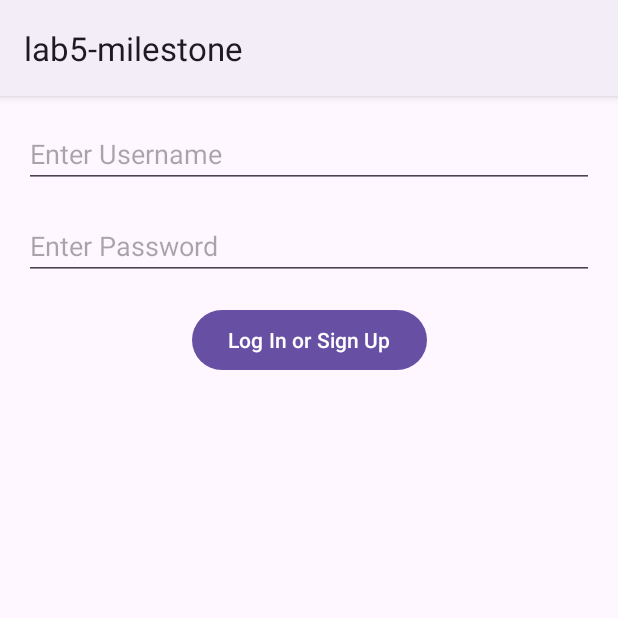
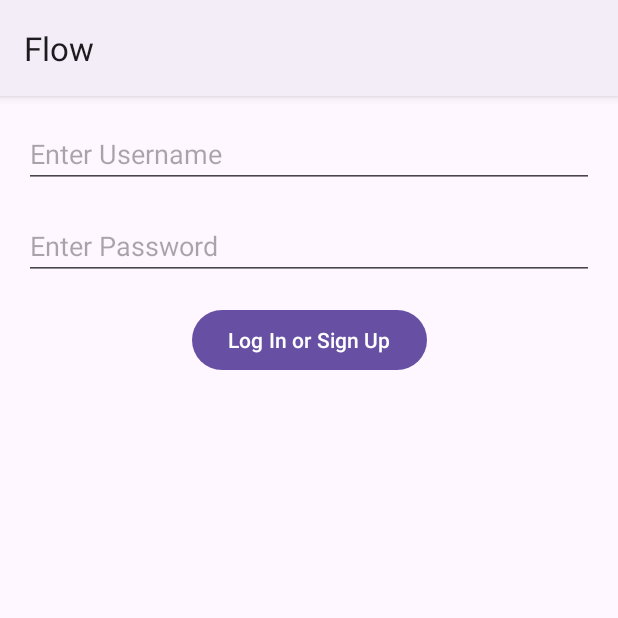
Before and after one commit to xxxfrankla/Flow, an Android app: the LoginFragment screen opened through its navigation route, on a phone screen of 412 x 824 dp, the top half of it. Run offline under Robolectric (Android 15) with nearby library versions, the phone set to English and light mode, and no system bars; our stand-ins replace Room's generated code, paging.

Commit message:
Everything Integrated (not sorting algo), change in strings

```diff
--- a/app/src/main/res/values/strings.xml
+++ b/app/src/main/res/values/strings.xml
@@ -1,9 +1,9 @@
 <resources>
-    <string name="app_name">lab5-milestone</string>
+    <string name="app_name">Flow</string>
     <string name="username_hint">Enter Username</string>
     <string name="password_hint">Enter Password</string>
     <string name="login_button">Log In or Sign Up</string>
-    <string name="userPasswdKV">com.cs407.lab5_milestone.userPasswdKV</string>
+    <string name="userPasswdKV">com.cs407.flow.userPasswdKV</string>
     <string name="fail_login">Wrong Username or Password</string>
     <string name="login_screen">LoginScreen</string>
     <string name="task_list_screen">NoteListScreen</string>
```
